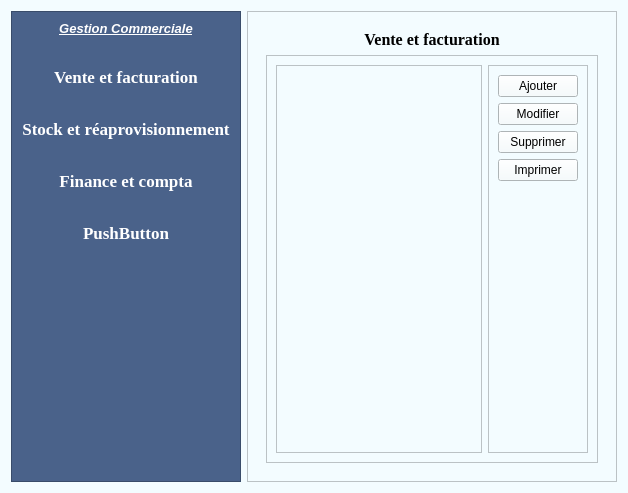
This is app.ui in Totelof10/tsena as Qt 5 draws it before an edit. The edited form follows.
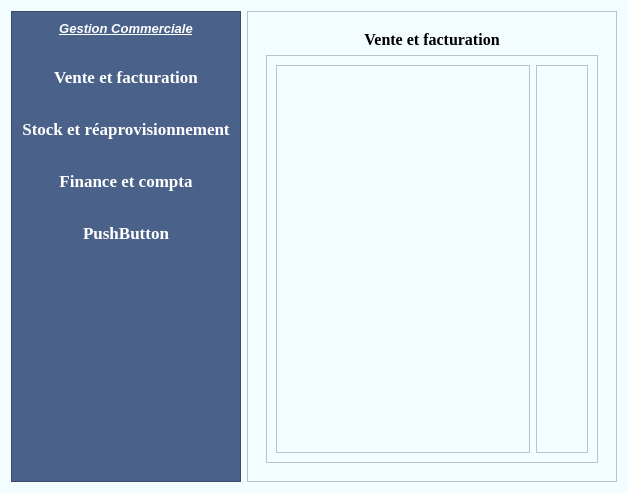
This is the edited form. The open tabs and pages were chosen to show the change. Icons and pictures are not drawn.

```diff
--- a/app.ui
+++ b/app.ui
@@ -210,30 +210,90 @@
                </property>
                <layout class="QVBoxLayout" name="verticalLayout_3">
                 <item>
-                 <widget class="QPushButton" name="pushButton_6">
+                 <widget class="QPushButton" name="btnAjoutVente">
+                  <property name="sizePolicy">
+                   <sizepolicy hsizetype="Minimum" vsizetype="Fixed">
+                    <horstretch>0</horstretch>
+                    <verstretch>0</verstretch>
+                   </sizepolicy>
+                  </property>
+                  <property name="cursor">
+                   <cursorShape>PointingHandCursor</cursorShape>
+                  </property>
+                  <property name="mouseTracking">
+                   <bool>true</bool>
+                  </property>
+                  <property name="toolTip">
+                   <string>&lt;html&gt;&lt;head/&gt;&lt;body&gt;&lt;p&gt;Nouveau&lt;/p&gt;&lt;/body&gt;&lt;/html&gt;</string>
+                  </property>
+                  <property name="styleSheet">
+                   <string notr="true">QPushButton{
+	image: url(:/Downloads/CartoBMW/img/prefere.png);
+	border:none;
+}
+QPushButton:hover{
+	image:url(:/Downloads/CartoBMW/img/ajouter-le-contact.png);
+}</string>
+                  </property>
                   <property name="text">
-                   <string>Ajouter</string>
+                   <string/>
                   </property>
                  </widget>
                 </item>
                 <item>
-                 <widget class="QPushButton" name="pushButton_7">
+                 <widget class="QPushButton" name="btnModifierVente">
+                  <property name="cursor">
+                   <cursorShape>PointingHandCursor</cursorShape>
+                  </property>
+                  <property name="styleSheet">
+                   <string notr="true">QPushButton{
+	image: url(:/Downloads/CartoBMW/img/crayon.png);
+	border:none;
+}
+QPushButton:hover{
+	image: url(:/Downloads/CartoBMW/img/crayon (1).png);
+}</string>
+                  </property>
                   <property name="text">
-                   <string>Modifier</string>
+                   <string/>
                   </property>
                  </widget>
                 </item>
                 <item>
-                 <widget class="QPushButton" name="pushButton_5">
+                 <widget class="QPushButton" name="btnSupprimerVente">
+                  <property name="cursor">
+                   <cursorShape>PointingHandCursor</cursorShape>
+                  </property>
+                  <property name="styleSheet">
+                   <string notr="true">QPushButton{
+	image: url(:/Downloads/CartoBMW/img/supprimer.png);
+	border:none;
+}
+QPushButton:hover{
+	image: url(:/Downloads/CartoBMW/img/supprimer (1).png);
+}</string>
+                  </property>
                   <property name="text">
-                   <string>Supprimer</string>
+                   <string/>
                   </property>
                  </widget>
                 </item>
                 <item>
-                 <widget class="QPushButton" name="pushButton_8">
+                 <widget class="QPushButton" name="btnImprimerVente">
+                  <property name="cursor">
+                   <cursorShape>PointingHandCursor</cursorShape>
+                  </property>
+                  <property name="styleSheet">
+                   <string notr="true">QPushButton{
+	image: url(:/Downloads/CartoBMW/img/imprimante.png);
+	border:none;
+}
+QPushButton:hover{
+	image: url(:/Downloads/CartoBMW/img/imprimante-papier.png);
+}</string>
+                  </property>
                   <property name="text">
-                   <string>Imprimer</string>
+                   <string/>
                   </property>
                  </widget>
                 </item>
```
Left out of the diff: 48 changed lines with no effect on the pictures.
